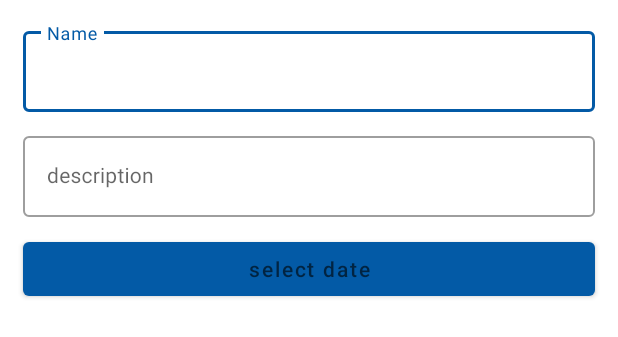
After one commit to Yehya-ya/TaskManagerAndroid, an Android app: the layout fragment_new_task_dialog.xml on its own in the app's theme, with its tools: preview values and no code run, on a phone screen of 412 x 824 dp. The commit adds this screen. Shown: the top 337 px of the screen. Run offline under Robolectric (Android 15) with nearby library versions, the phone set to English and light mode, and no system bars; network calls fail.

Commit message:
add new Task Dialog (#16)
Co-authored-by: Yehya-ya <yahya.yaser@scantitan.com>

```diff
--- a/app/src/main/java/com/example/taskmanagerandroid/viewmodels/CategoryCollectionViewModel.java
+++ b/app/src/main/java/com/example/taskmanagerandroid/viewmodels/CategoryCollectionViewModel.java
@@ -2,7 +2,6 @@ package com.example.taskmanagerandroid.viewmodels;
 
 import android.app.Application;
 import android.content.Context;
-import android.util.Log;
 
 import androidx.annotation.NonNull;
 import androidx.lifecycle.AndroidViewModel;
@@ -49,7 +48,6 @@ public class CategoryCollectionViewModel extends AndroidViewModel {
                     );
                     tempCategory.setProjectId(mProjectId);
                     categoryList.add(tempCategory);
-                    Log.v("fd", categoryObject.toString());
                 }
                 mCategories.setValue(categoryList);
             } catch (JSONException e) {
--- a/app/src/main/java/com/example/taskmanagerandroid/viewmodels/ProjectViewModel.java
+++ b/app/src/main/java/com/example/taskmanagerandroid/viewmodels/ProjectViewModel.java
@@ -1,7 +1,6 @@
 package com.example.taskmanagerandroid.viewmodels;
 
 import android.app.Application;
-import android.util.Log;
 
 import androidx.annotation.NonNull;
 import androidx.lifecycle.AndroidViewModel;
@@ -39,7 +38,6 @@ public class ProjectViewModel extends AndroidViewModel {
         request.addAuthorizationHeader(AccountUtils.getAccessToken());
         request.setResponse(response -> {
             try {
-                Log.v("dfs", response);
                 JSONObject data = new JSONObject(response).getJSONObject("data");
                 JSONObject ownerObject = data.getJSONObject("owner");
                 Project project = new Project(data);
--- /dev/null
+++ b/app/src/main/res/layout/fragment_new_task_dialog.xml
@@ -0,0 +1,58 @@
+<?xml version="1.0" encoding="utf-8"?>
+<RelativeLayout xmlns:android="http://schemas.android.com/apk/res/android"
+    xmlns:tools="http://schemas.android.com/tools"
+    android:layout_width="match_parent"
+    android:layout_height="match_parent"
+    android:padding="10dp"
+    tools:context=".fragments.NewTaskDialogFragment">
+
+
+    <com.google.android.material.textfield.TextInputLayout
+        android:id="@+id/title"
+        style="@style/Widget.MaterialComponents.TextInputLayout.OutlinedBox"
+        android:layout_width="match_parent"
+        android:layout_height="wrap_content"
+        android:layout_margin="5dp"
+        android:hint="Name"
+        android:importantForAutofill="no"
+        android:inputType="textPersonName"
+        android:minHeight="48dp">
+
+        <com.google.android.material.textfield.TextInputEditText
+            android:id="@+id/editTaskFragment_title"
+            android:layout_width="match_parent"
+            android:layout_height="wrap_content"
+            android:inputType="textImeMultiLine"
+            android:textSize="14dp" />
+    </com.google.android.material.textfield.TextInputLayout>
+
+    <com.google.android.material.textfield.TextInputLayout
+        android:id="@+id/description"
+        style="@style/Widget.MaterialComponents.TextInputLayout.OutlinedBox"
+        android:layout_width="match_parent"
+        android:layout_height="wrap_content"
+        android:layout_below="@+id/title"
+        android:layout_margin="5dp"
+        android:hint="description"
+        android:importantForAutofill="no"
+        android:inputType="textPersonName"
+        android:minHeight="48dp">
+
+        <com.google.android.material.textfield.TextInputEditText
+            android:id="@+id/editTaskFragment_description"
+            android:layout_width="match_parent"
+            android:layout_height="wrap_content"
+            android:inputType="textImeMultiLine"
+            android:textSize="14dp" />
+    </com.google.android.material.textfield.TextInputLayout>
+
+
+    <Button
+        android:id="@+id/buttonTaskFragment_date"
+        android:layout_width="match_parent"
+        android:layout_height="wrap_content"
+        android:layout_below="@id/description"
+        android:layout_margin="5dp"
+        android:hint="select date" />
+
+</RelativeLayout>
```
Also changed, not shown: app/src/main/java/com/example/taskmanagerandroid/fragments/CategoryFragment.java (+9 -10 lines), app/src/main/java/com/example/taskmanagerandroid/fragments/NewTaskDialogFragment.java (added, +105 -0 lines), app/src/main/java/com/example/taskmanagerandroid/models/Task.java (+16 -3 lines), app/src/main/res/drawable-anydpi/ic_more_vertical.xml (added, +11 -0 lines), app/src/main/res/drawable-hdpi/ic_more_vertical.png (added), app/src/main/res/drawable-mdpi/ic_more_vertical.png (added), app/src/main/res/drawable-xhdpi/ic_more_vertical.png (added), app/src/main/res/drawable-xxhdpi/ic_more_vertical.png (added).
